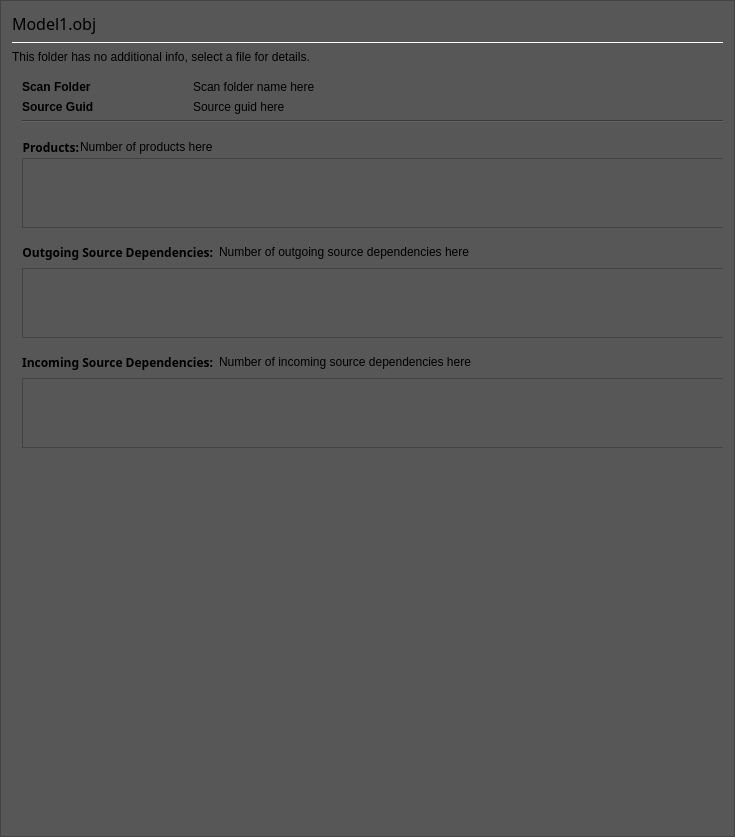
Above: Code/Tools/AssetProcessor/native/ui/SourceAssetDetailsPanel.ui from o3de/o3de before the change. Below: the same form after it.
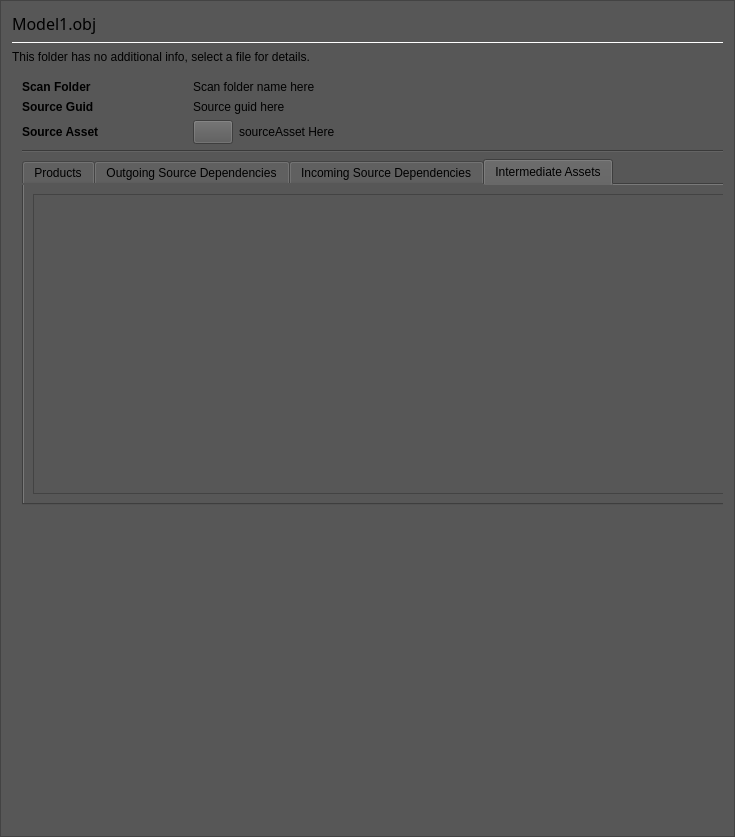
That is the form after the change. The open tabs and pages were chosen to show the change. Custom widgets are drawn as their Qt base class.

Commit message: Asset processor intermediate assets UI (#10545)

```diff
--- a/Code/Tools/AssetProcessor/native/ui/SourceAssetDetailsPanel.ui
+++ b/Code/Tools/AssetProcessor/native/ui/SourceAssetDetailsPanel.ui
@@ -281,112 +281,84 @@
               </property>
              </widget>
             </item>
-           </layout>
-          </item>
-          <item>
-           <widget class="Line" name="DependencySeparatorLine">
-            <property name="orientation">
-             <enum>Qt::Horizontal</enum>
-            </property>
-           </widget>
-          </item>
-          <item>
-           <spacer name="verticalSpacer_2">
-            <property name="orientation">
-             <enum>Qt::Vertical</enum>
-            </property>
-            <property name="sizeType">
-             <enum>QSizePolicy::Fixed</enum>
-            </property>
-            <property name="sizeHint" stdset="0">
-             <size>
-              <width>0</width>
-              <height>8</height>
-             </size>
-            </property>
-           </spacer>
-          </item>
-          <item>
-           <layout class="QVBoxLayout" name="productVerticalLayout">
-            <property name="spacing">
-             <number>1</number>
-            </property>
-            <property name="sizeConstraint">
-             <enum>QLayout::SetDefaultConstraint</enum>
-            </property>
-            <item>
-             <layout class="QHBoxLayout" name="ProductTitleLayout">
-              <item>
-               <widget class="QLabel" name="productsTitleLabel">
-                <property name="font">
-                 <font>
-                  <family>12pt</family>
-                  <weight>75</weight>
-                  <italic>false</italic>
-                  <bold>true</bold>
-                 </font>
-                </property>
+             <item row="2" column="0">
+               <widget class="QLabel" name="sourceAssetTitleLabel">
                 <property name="styleSheet">
-                 <string notr="true">font: bold, 12pt;</string>
+                   <string notr="true">font: bold;</string>
                 </property>
                 <property name="text">
-                 <string>Products:</string>
+                   <string>Source Asset</string>
                 </property>
                 <property name="alignment">
-                 <set>Qt::AlignRight|Qt::AlignTrailing|Qt::AlignVCenter</set>
-                </property>
-                <property name="margin">
-                 <number>0</number>
-                </property>
+                   <set>Qt::AlignLeading|Qt::AlignLeft|Qt::AlignVCenter</set>
+                 </property>
+               </widget>
+             </item>
+             <item row="2" column="1">
+               <layout class="QHBoxLayout" name="sourceAsset">
+                 <item>
+                   <widget class="AssetProcessor::GoToButton" name="gotoAssetButton">
+                     <property name="sizePolicy">
+                       <sizepolicy hsizetype="Fixed" vsizetype="Fixed">
+                         <horstretch>0</horstretch>
+                         <verstretch>0</verstretch>
+                       </sizepolicy>
+                     </property>
+                     <property name="minimumSize">
+                       <size>
+                         <width>24</width>
+                         <height>24</height>
+                       </size>
+                     </property>
                </widget>
               </item>
               <item>
-               <widget class="QLabel" name="productsValueLabel">
+                   <widget class="QLabel" name="sourceAssetValueLabel">
                 <property name="text">
-                 <string>Number of products here</string>
+                       <string>sourceAsset Here</string>
                 </property>
                 <property name="textInteractionFlags">
                  <set>Qt::LinksAccessibleByMouse|Qt::TextSelectableByKeyboard|Qt::TextSelectableByMouse</set>
                 </property>
                </widget>
               </item>
+               </layout>
+             </item>
+           </layout>
+          </item>
               <item>
-               <spacer name="horizontalSpacer_5">
+           <widget class="Line" name="AssetInfoSeparatorLine">
                 <property name="orientation">
                  <enum>Qt::Horizontal</enum>
                 </property>
-                <property name="sizeHint" stdset="0">
-                 <size>
-                  <width>40</width>
-                  <height>20</height>
-                 </size>
-                </property>
-               </spacer>
-              </item>
-             </layout>
-            </item>
+           </widget>
+          </item>
+          <item>
+           <widget class="QTabWidget" name="SourceAssetDetailTabs">
+            <property name="currentIndex">
+             <number>0</number>
+            </property>
+            <widget class="QWidget" name="OutputTab">
+             <property name="sizePolicy">
+              <sizepolicy hsizetype="Expanding" vsizetype="Expanding">
+               <horstretch>0</horstretch>
+               <verstretch>0</verstretch>
+              </sizepolicy>
+             </property>
+             <attribute name="title">
+              <string>Products</string>
+             </attribute>
+             <layout class="QVBoxLayout" name="ProductTabVerticalLayout" stretch="0">
             <item>
              <widget class="QTableWidget" name="productTable">
-              <property name="sizePolicy">
-               <sizepolicy hsizetype="Expanding" vsizetype="Expanding">
-                <horstretch>0</horstretch>
-                <verstretch>0</verstretch>
-               </sizepolicy>
-              </property>
-              <property name="minimumSize">
-               <size>
-                <width>0</width>
-                <height>32</height>
-               </size>
-              </property>
               <property name="verticalScrollBarPolicy">
-               <enum>Qt::ScrollBarAlwaysOff</enum>
+                 <enum>Qt::ScrollBarAsNeeded</enum>
               </property>
               <property name="horizontalScrollBarPolicy">
-               <enum>Qt::ScrollBarAlwaysOff</enum>
+                 <enum>Qt::ScrollBarAsNeeded</enum>
               </property>
               <property name="sizeAdjustPolicy">
-               <enum>QAbstractScrollArea::AdjustToContents</enum>
+                 <enum>QAbstractScrollArea::AdjustIgnored</enum>
               </property>
               <property name="editTriggers">
                <set>QAbstractItemView::NoEditTriggers</set>
@@ -403,6 +375,12 @@
               <property name="selectionMode">
                <enum>QAbstractItemView::SingleSelection</enum>
               </property>
+                <property name="textElideMode">
+                 <enum>Qt::ElideNone</enum>
+                </property>
+                <property name="horizontalScrollMode">
+                 <enum>QAbstractItemView::ScrollPerPixel</enum>
+                </property>
               <property name="showGrid">
                <bool>false</bool>
               </property>
@@ -432,96 +410,22 @@
              </widget>
             </item>
            </layout>
-          </item>
-          <item>
-           <spacer name="verticalSpacer_3">
-            <property name="orientation">
-             <enum>Qt::Vertical</enum>
-            </property>
-            <property name="sizeType">
-             <enum>QSizePolicy::Fixed</enum>
-            </property>
-            <property name="sizeHint" stdset="0">
-             <size>
-              <width>0</width>
-              <height>8</height>
-             </size>
-            </property>
-           </spacer>
-          </item>
-          <item>
-           <layout class="QHBoxLayout" name="OutgoingDependenciesLayout">
-            <item>
-             <widget class="QLabel" name="outgoingSourceDependenciesTitleLabel">
-              <property name="font">
-               <font>
-                <family>12pt</family>
-                <weight>75</weight>
-                <italic>false</italic>
-                <bold>true</bold>
-               </font>
-              </property>
-              <property name="styleSheet">
-               <string notr="true">font: bold, 12pt;</string>
-              </property>
-              <property name="text">
-               <string>Outgoing Source Dependencies:</string>
-              </property>
-              <property name="alignment">
-               <set>Qt::AlignRight|Qt::AlignTrailing|Qt::AlignVCenter</set>
-              </property>
-              <property name="margin">
-               <number>0</number>
-              </property>
-             </widget>
-            </item>
-            <item>
-             <widget class="QLabel" name="outgoingSourceDependenciesValueLabel">
-              <property name="text">
-               <string>Number of outgoing source dependencies here</string>
-              </property>
-              <property name="textInteractionFlags">
-               <set>Qt::LinksAccessibleByMouse|Qt::TextSelectableByKeyboard|Qt::TextSelectableByMouse</set>
-              </property>
-             </widget>
-            </item>
-            <item>
-             <spacer name="horizontalSpacer_2">
-              <property name="orientation">
-               <enum>Qt::Horizontal</enum>
-              </property>
-              <property name="sizeHint" stdset="0">
-               <size>
-                <width>40</width>
-                <height>20</height>
-               </size>
-              </property>
-             </spacer>
-            </item>
-           </layout>
-          </item>
+            </widget>
+            <widget class="QWidget" name="OutgoingSourceDependenciesTab">
+             <attribute name="title">
+              <string>Outgoing Source Dependencies</string>
+             </attribute>
+             <layout class="QVBoxLayout" name="OutgoingSourceDependenciesLayout" stretch="0">
           <item>
            <widget class="QTableWidget" name="outgoingSourceDependenciesTable">
-            <property name="sizePolicy">
-             <sizepolicy hsizetype="Expanding" vsizetype="Expanding">
-              <horstretch>0</horstretch>
-              <verstretch>0</verstretch>
-             </sizepolicy>
-            </property>
-            <property name="minimumSize">
-             <size>
-              <width>0</width>
-              <height>32</height>
-             </size>
-            </property>
             <property name="verticalScrollBarPolicy">
-             <enum>Qt::ScrollBarAlwaysOff</enum>
+                 <enum>Qt::ScrollBarAsNeeded</enum>
             </property>
             <property name="horizontalScrollBarPolicy">
-             <enum>Qt::ScrollBarAlwaysOff</enum>
+                 <enum>Qt::ScrollBarAsNeeded</enum>
             </property>
             <property name="sizeAdjustPolicy">
-             <enum>QAbstractScrollArea::AdjustToContents</enum>
+                 <enum>QAbstractScrollArea::AdjustIgnored</enum>
             </property>
             <property name="editTriggers">
              <set>QAbstractItemView::NoEditTriggers</set>
@@ -566,95 +470,23 @@
             <column/>
            </widget>
           </item>
-          <item>
-           <spacer name="verticalSpacer_4">
-            <property name="orientation">
-             <enum>Qt::Vertical</enum>
-            </property>
-            <property name="sizeType">
-             <enum>QSizePolicy::Fixed</enum>
-            </property>
-            <property name="sizeHint" stdset="0">
-             <size>
-              <width>0</width>
-              <height>8</height>
-             </size>
-            </property>
-           </spacer>
-          </item>
-          <item>
-           <layout class="QHBoxLayout" name="IncomingDependenciesLayout">
-            <item>
-             <widget class="QLabel" name="incomingSourceDependenciesTitleLabel">
-              <property name="font">
-               <font>
-                <family>12pt</family>
-                <weight>75</weight>
-                <italic>false</italic>
-                <bold>true</bold>
-               </font>
-              </property>
-              <property name="styleSheet">
-               <string notr="true">font: bold, 12pt;</string>
-              </property>
-              <property name="text">
-               <string>Incoming Source Dependencies:</string>
-              </property>
-              <property name="alignment">
-               <set>Qt::AlignRight|Qt::AlignTrailing|Qt::AlignVCenter</set>
-              </property>
-              <property name="margin">
-               <number>0</number>
-              </property>
-             </widget>
-            </item>
-            <item>
-             <widget class="QLabel" name="incomingSourceDependenciesValueLabel">
-              <property name="text">
-               <string>Number of incoming source dependencies here</string>
-              </property>
-              <property name="textInteractionFlags">
-               <set>Qt::LinksAccessibleByMouse|Qt::TextSelectableByKeyboard|Qt::TextSelectableByMouse</set>
-              </property>
-             </widget>
-            </item>
-            <item>
-             <spacer name="horizontalSpacer_3">
-              <property name="orientation">
-               <enum>Qt::Horizontal</enum>
-              </property>
-              <property name="sizeHint" stdset="0">
-               <size>
-                <width>40</width>
-                <height>20</height>
-               </size>
-              </property>
-             </spacer>
-            </item>
-           </layout>
-          </item>
+             </layout>
+            </widget>
+            <widget class="QWidget" name="IncomingSourceDependenciesTab">
+             <attribute name="title">
+              <string>Incoming Source Dependencies</string>
+             </attribute>
+             <layout class="QVBoxLayout" name="IncomingSourceDependenciesLayout" stretch="0">
           <item>
            <widget class="QTableWidget" name="incomingSourceDependenciesTable">
-            <property name="sizePolicy">
-             <sizepolicy hsizetype="Expanding" vsizetype="Expanding">
-              <horstretch>0</horstretch>
-              <verstretch>0</verstretch>
-             </sizepolicy>
-            </property>
-            <property name="minimumSize">
-             <size>
-              <width>0</width>
-              <height>32</height>
-             </size>
-            </property>
             <property name="verticalScrollBarPolicy">
-             <enum>Qt::ScrollBarAlwaysOff</enum>
+                 <enum>Qt::ScrollBarAsNeeded</enum>
             </property>
             <property name="horizontalScrollBarPolicy">
-             <enum>Qt::ScrollBarAlwaysOff</enum>
+                 <enum>Qt::ScrollBarAsNeeded</enum>
             </property>
             <property name="sizeAdjustPolicy">
-             <enum>QAbstractScrollArea::AdjustToContents</enum>
+                 <enum>QAbstractScrollArea::AdjustIgnored</enum>
             </property>
             <property name="editTriggers">
              <set>QAbstractItemView::NoEditTriggers</set>
@@ -699,28 +531,91 @@
             <column/>
            </widget>
           </item>
+             </layout>
+            </widget>
+
+             <widget class="QWidget" name="IntermediateAssetsTab">
+               <attribute name="title">
+                 <string>Intermediate Assets</string>
+               </attribute>
+               <layout class="QVBoxLayout" name="IntermediateAssetsLayout" stretch="0">
           <item>
-           <spacer name="verticalSpacer">
-            <property name="orientation">
-             <enum>Qt::Vertical</enum>
-            </property>
-            <property name="sizeHint" stdset="0">
-             <size>
-              <width>20</width>
-              <height>40</height>
-             </size>
-            </property>
-           </spacer>
+                   <widget class="QTableWidget" name="IntermediateAssetsTable">
+                     <property name="verticalScrollBarPolicy">
+                       <enum>Qt::ScrollBarAsNeeded</enum>
+                     </property>
+                     <property name="horizontalScrollBarPolicy">
+                       <enum>Qt::ScrollBarAsNeeded</enum>
+                     </property>
+                     <property name="sizeAdjustPolicy">
+                       <enum>QAbstractScrollArea::AdjustIgnored</enum>
+                     </property>
+                     <property name="editTriggers">
+                       <set>QAbstractItemView::NoEditTriggers</set>
+                     </property>
+                     <property name="showDropIndicator" stdset="0">
+                       <bool>false</bool>
+                     </property>
+                     <property name="dragDropOverwriteMode">
+                       <bool>false</bool>
+                     </property>
+                     <property name="alternatingRowColors">
+                       <bool>true</bool>
+                     </property>
+                     <property name="selectionMode">
+                       <enum>QAbstractItemView::SingleSelection</enum>
+                     </property>
+                     <property name="showGrid">
+                       <bool>false</bool>
+                     </property>
+                     <property name="columnCount">
+                       <number>2</number>
+                     </property>
+                     <attribute name="horizontalHeaderVisible">
+                       <bool>false</bool>
+                     </attribute>
+                     <attribute name="horizontalHeaderMinimumSectionSize">
+                       <number>24</number>
+                     </attribute>
+                     <attribute name="horizontalHeaderDefaultSectionSize">
+                       <number>24</number>
+                     </attribute>
+                     <attribute name="horizontalHeaderStretchLastSection">
+                       <bool>true</bool>
+                     </attribute>
+                     <attribute name="verticalHeaderVisible">
+                       <bool>false</bool>
+                     </attribute>
+                     <attribute name="verticalHeaderStretchLastSection">
+                       <bool>false</bool>
+                     </attribute>
+                     <column/>
+                     <column/>
+                   </widget>
           </item>
          </layout>
         </widget>
        </widget>
-      </widget>
+          </item>
+         </layout>
+        </widget>
+       </widget>
+      </widget>
      </item>
     </layout>
    </item>
   </layout>
  </widget>
- <resources/>
+  <customwidgets>
+    <customwidget>
+      <class>AssetProcessor::GoToButton</class>
+      <extends>QPushButton</extends>
+      <header>native/ui/GoToButton.h</header>
+      <container>1</container>
+    </customwidget>
+  </customwidgets>
+  <resources>
+    <include location="style/AssetProcessor.qrc"/>
+  </resources>
  <connections/>
 </ui>
```
Lines whose indentation alone changed are shown as unchanged. The commit also changes 17 other files.
